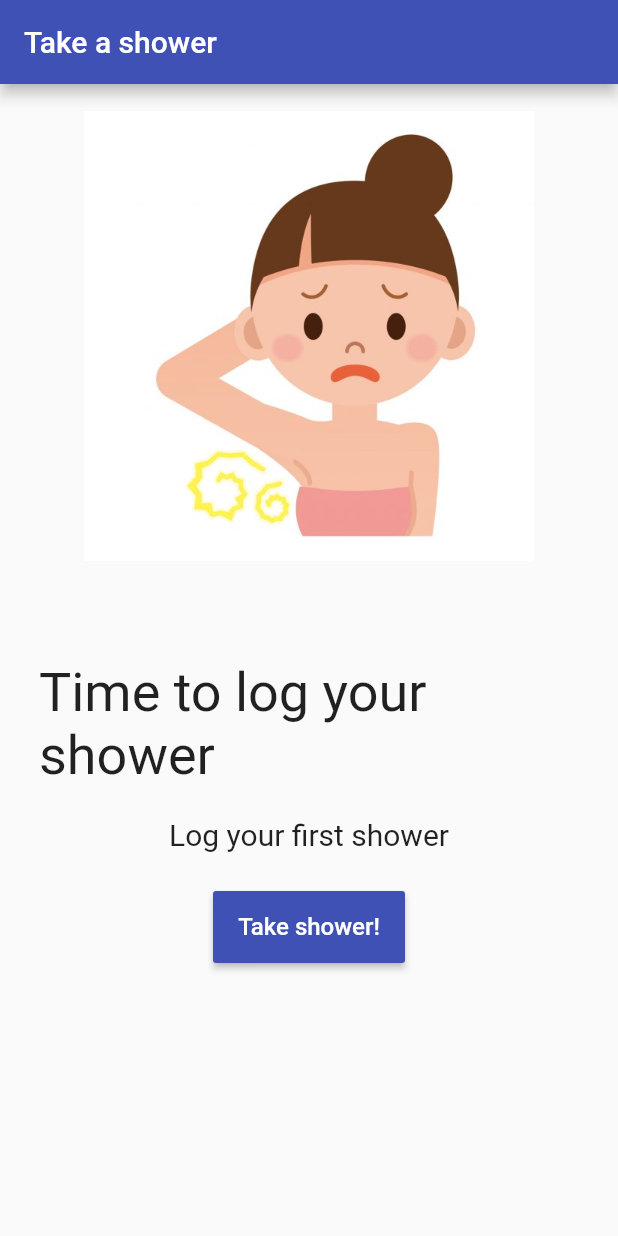
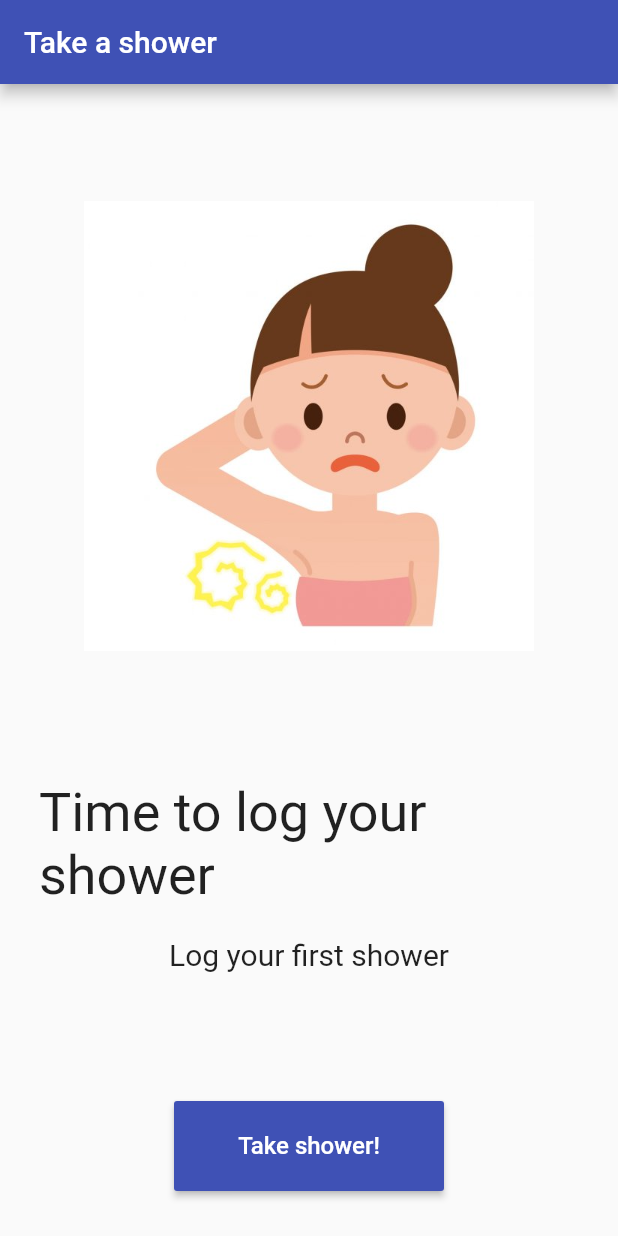
Before and after one commit to ettoma/shower-reminder, a Flutter app: the screen it shows after launch, on a phone screen of 412 x 824 dp. Run offline on Flutter 3.47's test engine with Material 2 defaults, Android fonts, the phone set to English and light mode, and no system bars; our stand-ins replace localstorage.

Commit message:
Removed unused imports, tidied up the code

```diff
--- a/lib/main.dart
+++ b/lib/main.dart
@@ -1,7 +1,4 @@
-import 'dart:async';
-
 import 'package:flutter/material.dart';
-import 'package:flutter/rendering.dart';
 import 'package:intl/intl.dart';
 import 'package:localstorage/localstorage.dart';
 
@@ -51,12 +48,6 @@ class _MyHomePageState extends State<MyHomePage> {
     });
   }
 
-  String setText() {
-    return localStorage.getItem('ShowerDay') == null
-        ? 'Time to log your shower'
-        : DateFormat('EEEE, d MMM').format(_newDate);
-  }
-
   void startTimer() {
     setState(() {
       _date = DateTime.now();
@@ -64,6 +55,12 @@ class _MyHomePageState extends State<MyHomePage> {
       _hoursDifference = _newDate.difference(_date).inHours;
     });
     localStorage.setItem('ShowerDay', _newDate.toString());
+  }
+
+  String setText() {
+    return localStorage.getItem('ShowerDay') == null
+        ? 'Time to log your shower'
+        : DateFormat('EEEE, d MMM').format(_newDate);
   }
 
   Image imageSelection() {
@@ -83,11 +80,13 @@ class _MyHomePageState extends State<MyHomePage> {
         child: Center(
           child: Column(
             children: [
+              SizedBox(height: 60),
               Container(
                 child: imageSelection(),
                 width: 300,
                 height: 300,
               ),
+              SizedBox(height: 20),
               Container(
                 alignment: Alignment.center,
                 margin: EdgeInsets.all(8),
@@ -121,18 +120,24 @@ class _MyHomePageState extends State<MyHomePage> {
                   ],
                 ),
               ),
+              Column(
+                children: [
+                  SizedBox(height: 60),
                   Padding(
                     padding: const EdgeInsets.all(18.0),
                     child: SizedBox(
-                  width: 128,
-                  height: 48,
+                      width: 180,
+                      height: 60,
                       child: RaisedButton(
                         color: Theme.of(context).primaryColor,
                         textColor: Colors.white,
                         onPressed: startTimer,
-                    child: Text('Take shower!', style: TextStyle(fontSize: 16)),
+                        child: Text('Take shower!',
+                            style: TextStyle(fontSize: 16)),
                       ),
                     ),
+                  ),
+                ],
               )
             ],
           ),
```
Lines whose indentation alone changed are shown as unchanged.
